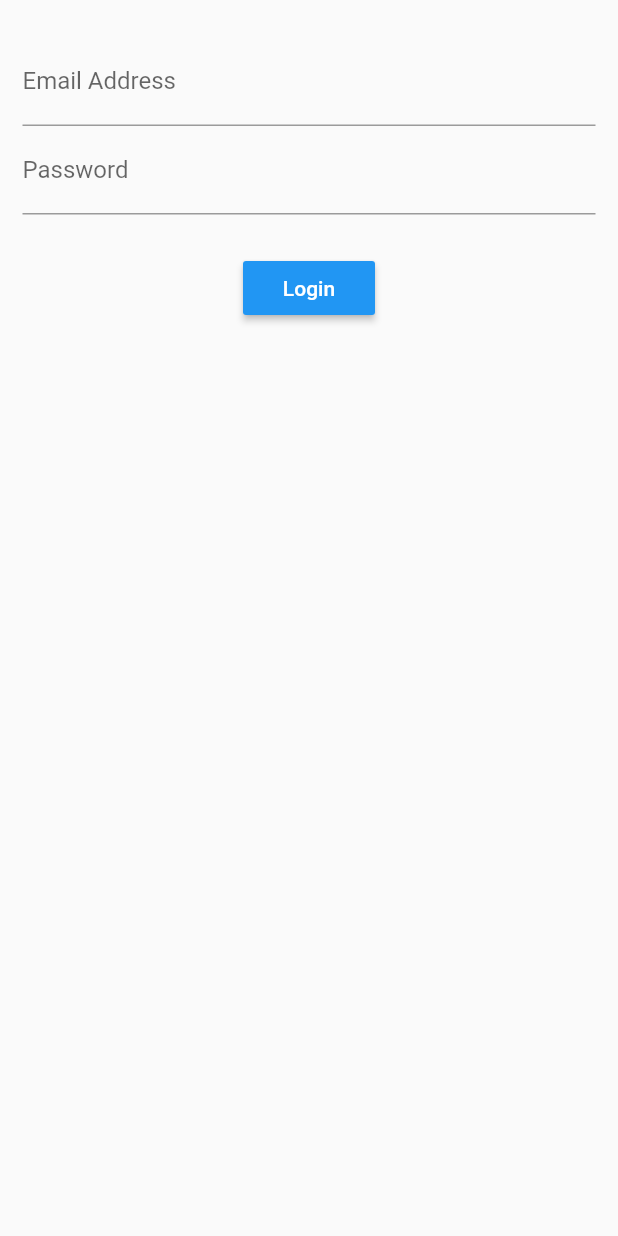
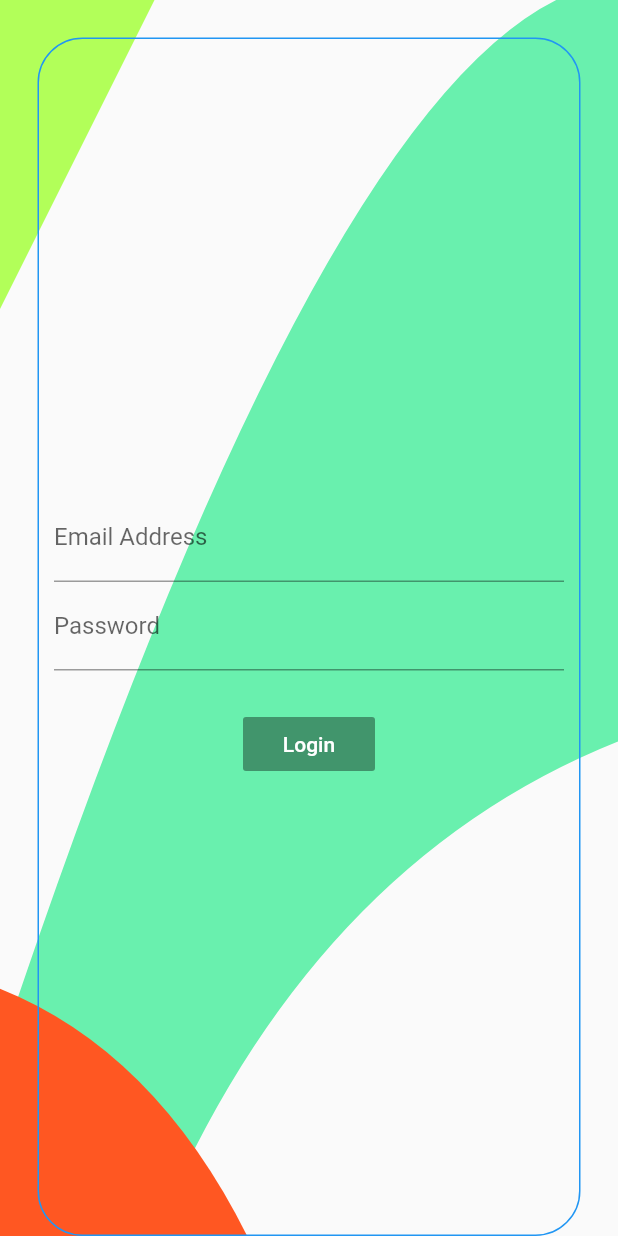
Before and after one commit to ravishankarsingh1996/Login_BLOC_Pattern_Flutter, a Flutter app: the screen it shows after launch, on a phone screen of 412 x 824 dp. Run offline on Flutter 3.47's test engine with Material 2 defaults, Android fonts, the phone set to English and light mode, and no system bars; our stand-ins replace rxdart.

Commit message:
Bloc pattern login implementation : Background colors changed.

```diff
--- a/lib/src/app.dart
+++ b/lib/src/app.dart
@@ -1,13 +1,25 @@
 import 'package:flutter/material.dart';
 import 'screens/login_screen.dart';
+import 'blocs/provider.dart';
+import 'bacgroundLayers/CustomPainter.dart';
 
 class App extends StatelessWidget {
   @override
   Widget build(BuildContext context) {
-    return MaterialApp(
-      title: 'Log Me In',
-      home: Scaffold(
-        body: LoginScreen(),
+    return Provider(
+      child: MaterialApp(
+        theme: ThemeData.light(),
+        title: 'Log Me In',
+        home: Scaffold(
+          body: Container(
+            child: Stack(
+              children: <Widget>[
+                CustomPainterBackgroud(),
+                LoginScreen()
+              ],
+            ),
+          ),
+        ),
       ),
     );
   }
--- a/lib/src/bacgroundLayers/CustomPainter.dart
+++ b/lib/src/bacgroundLayers/CustomPainter.dart
@@ -1,21 +1,17 @@
 import 'package:flutter/material.dart';
 
-Color mainBGColor = Color(0xFF652A78);
-Color redColor = Color(0xFFDE3C10);
-Color purpleColor = Color(0xFF8132AD);
-Color cyanColor = Color(0xFF99D5E5);
-Color orangeColor = Color(0xFFE97A4D);
+Color mainBGColor = Colors.amber;
+Color redColor = Colors.greenAccent;
+Color purpleColor = Colors.purpleAccent;
+Color cyanColor = Colors.lightGreenAccent;
+Color orangeColor = Colors.deepOrange;
 
 class CustomPainterBackgroud extends StatelessWidget {
   @override
   Widget build(BuildContext context) {
-    return MaterialApp(
-      home: Scaffold(
-        body: CustomPaint(
-          painter: MyCustomPainter(),
-          child: Container(
-          ),
-        ),
+    return CustomPaint(
+      painter: MyCustomPainter(),
+      child: Container(
       ),
     );
   }
@@ -25,18 +21,18 @@ class MyCustomPainter extends CustomPainter{
   @override
   void paint(Canvas canvas, Size size) {
   Paint paint = Paint();
-  Path mainBgPath = Path();
+  /*Path mainBgPath = Path();
   mainBgPath.addRect(Rect.fromLTWH(0.0, 0.0, size.width, size.height));
   paint.color = mainBGColor;
-  canvas.drawPath(mainBgPath, paint);
+  canvas.drawPath(mainBgPath, paint);*/
 
 
-  Path purplePath = Path();
+  /*Path purplePath = Path();
   purplePath.lineTo(size.width*.45, 0);
   purplePath.quadraticBezierTo(size.width*.25, size.height*0.3, 0, size.height* 0.55);
   purplePath.close();
   paint.color = purpleColor;
-  canvas.drawPath(purplePath, paint);
+  canvas.drawPath(purplePath, paint);*/
 
   Path redPath = Path();
   redPath.moveTo(size.width  * 0.9, 0.0);
@@ -67,7 +63,6 @@ class MyCustomPainter extends CustomPainter{
 
   @override
   bool shouldRepaint(CustomPainter oldDelegate) {
-    // TODO: implement shouldRepaint
-    return null;
+    return true;
   }
 }
--- a/lib/src/blocs/bloc.dart
+++ b/lib/src/blocs/bloc.dart
@@ -1,22 +1,34 @@
 import 'dart:async';
 import 'validators.dart';
+import 'package:rxdart/rxdart.dart';
+import 'package:flutter/material.dart';
 
 class Bloc extends Object with Validators{
-  final _emailController = StreamController<String>();
-  final _passwordController = StreamController<String>();
+  final _emailController = BehaviorSubject<String>();
+  final _passwordController = BehaviorSubject<String>();
 
   //Add data to stream
-  Stream<String> get email => _emailController.stream.transform(validateEmail);
-  Stream<String> get password => _passwordController.stream.transform(validatePassword);
+  Stream<String> get email =>
+      _emailController.stream.transform(validateEmail);
+  Stream<String> get password =>
+      _passwordController.stream.transform(validatePassword);
+  Stream<bool> get submitValid =>
+      Observable.combineLatest2(email, password , (e, p)=> true);
 
    //Change data
   Function(String) get changeEmail => _emailController.sink.add;
   Function(String) get changePassword => _passwordController.sink.add;
 
+submit(){
+  final validEmail = _emailController.value;
+  final validPassword = _passwordController.value;
+
+  print('Email is ${validEmail}');
+  print('Password is ${validPassword}');
+}
   //Dispose the sink
   dispose(){
     _emailController.close();
     _passwordController.close();
   }
 }
-final bloc = Bloc();
--- a/lib/src/blocs/provider.dart
+++ b/lib/src/blocs/provider.dart
@@ -2,6 +2,8 @@ import 'package:flutter/material.dart';
 import 'bloc.dart';
 
 class Provider extends InheritedWidget{
+
+  Provider({Key key, Widget child}): super(key: key, child : child);
 
   final bloc = Bloc();
   @override
--- a/lib/src/screens/login_screen.dart
+++ b/lib/src/screens/login_screen.dart
@@ -1,68 +1,122 @@
 import 'package:flutter/material.dart';
+
 import '../blocs/bloc.dart';
+import '../blocs/provider.dart';
 
 class LoginScreen extends StatelessWidget {
   @override
   Widget build(BuildContext context) {
-    return Container(
+    final bloc = Provider.of(context);
+
+    return SafeArea(
+      child: Container(
         child: Stack(
           children: <Widget>[
             Container(
-            margin: EdgeInsets.only(left: 15.0, right: 15.0, top: 25.0),
+              padding: EdgeInsets.all(10.0),
+              decoration: BoxDecoration(
+                  border: Border.all(color: Colors.blue),
+                  borderRadius: BorderRadius.all(Radius.circular(30.0))),
+              margin: EdgeInsets.only(left: 25.0, right: 25.0, top: 25.0),
               child: Column(
+                mainAxisAlignment: MainAxisAlignment.center,
                 children: <Widget>[
-                emailField(),
-                PasswordField(),
-                Container(margin: EdgeInsets.only(top: 25.0),),
-                submitButton()
+                  emailField(bloc),
+                  PasswordField(bloc),
+                  Container(
+                    margin: EdgeInsets.only(top: 25.0),
+                  ),
+                  submitButton(bloc)
                 ],
               ),
             )
           ],
         ),
+      ),
     );
   }
 
-  Widget emailField() {
+/*  Widget emailField(Bloc bloc) {
     return StreamBuilder(
       stream: bloc.email,
-      builder: (context, snapshot){
+      builder: (context, snapshot) {
+        return TextField(
+          style: TextStyle(
+            color: Colors.black,
+            decorationColor: Colors.black,
+          ),
+          cursorColor: Colors.black,
+          onChanged: bloc.changeEmail,
+          autocorrect: false,
+          keyboardType: TextInputType.emailAddress,
+          maxLines: 1,
+          decoration: InputDecoration(
+              focusedBorder: UnderlineInputBorder(
+                borderSide: BorderSide(color: Colors.black),
+              ),
+              labelStyle: TextStyle(
+                color: Colors.black,
+              ),
+              hintText: 'you@email.com',
+              hintStyle: TextStyle(
+                color: Colors.black,
+              ),
+              labelText: 'Email Address',
+              errorText: snapshot.error,
+              errorStyle: TextStyle(
+                color: Colors.red,
+              )),
+        );
+      },
+    );
+  }*/
+
+  Widget emailField(Bloc bloc) {
+    return StreamBuilder(
+      stream: bloc.email,
+      builder: (context, snapshot) {
         return TextField(
           onChanged: bloc.changeEmail,
+          maxLines: 1,
           keyboardType: TextInputType.emailAddress,
           decoration: InputDecoration(
               hintText: 'you@email.com',
               labelText: 'Email Address',
-              errorText: snapshot.error,
-          ),
+              errorText: snapshot.error),
         );
       },
     );
   }
 
-  Widget PasswordField() {
+  Widget PasswordField(Bloc bloc) {
     return StreamBuilder(
       stream: bloc.password,
-      builder: (context, snapshot){
+      builder: (context, snapshot) {
         return TextField(
           onChanged: bloc.changePassword,
           obscureText: true,
           decoration: InputDecoration(
               hintText: 'Password',
               labelText: 'Password',
-              errorText: snapshot.error
-          ),
+              errorText: snapshot.error),
         );
       },
     );
   }
 
-  Widget submitButton() {
+  Widget submitButton(Bloc bloc) {
+    return StreamBuilder(
+      stream: bloc.submitValid,
+      builder: (context, snapshot) {
         return RaisedButton(
-      child: Text('Login',style: TextStyle(color: Colors.white),),
+          child: Text(
+            'Login',
+            style: TextStyle(color: Colors.white),
+          ),
           color: Colors.blue,
-      onPressed: (){
-
+          onPressed:
+              (snapshot.hasData && !snapshot.hasError) ? bloc.submit : null,
+        );
       },
     );
   }
--- a/pubspec.yaml
+++ b/pubspec.yaml
@@ -19,6 +19,7 @@ dependencies:
   # The following adds the Cupertino Icons font to your application.
   # Use with the CupertinoIcons class for iOS style icons.
   cupertino_icons: ^0.1.2
+  rxdart: ^0.20.0
 
 dev_dependencies:
   flutter_test:
```
Lines whose indentation alone changed are shown as unchanged.
